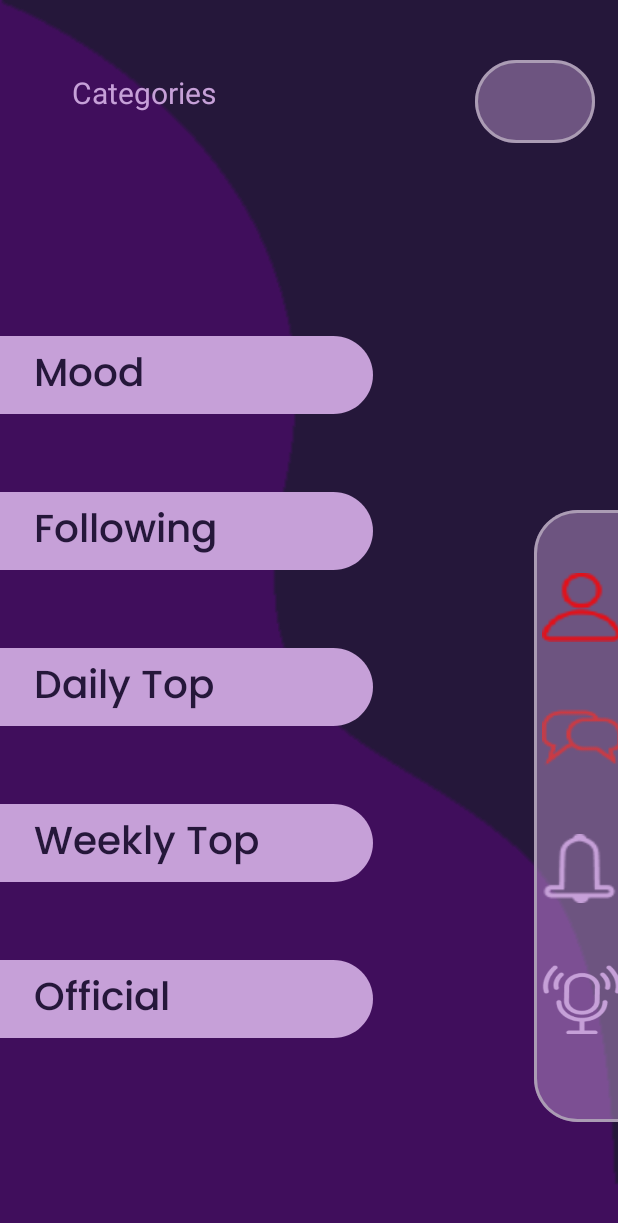
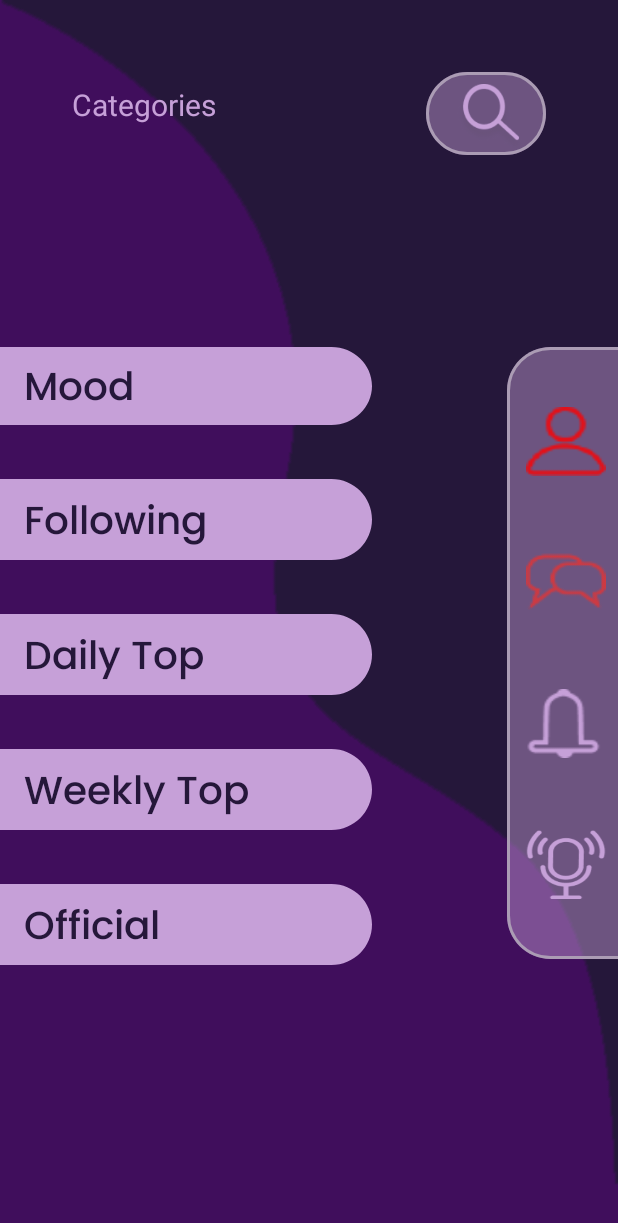
Before and after one commit to ZygisP/SimpleTime, an Android app: the ActivityUserHome screen opened directly, with no data from a screen before it, on a phone screen of 412 x 824 dp. Shown: the top 1223 px of the screen. Run offline under Robolectric (Android 15) with nearby library versions, the phone set to English and light mode, and no system bars; our stand-ins replace Firebase (no records; nobody signed in at launch, a user with empty details on screens opened directly); Roboto replaces fonts that are not available here; 2 statements that could not run were skipped.

Commit message:
User home screen design and UI tweaks

```diff
--- a/SimpleTime/app/src/main/java/com/example/simpletime/uploadVideo.java
+++ b/SimpleTime/app/src/main/java/com/example/simpletime/uploadVideo.java
@@ -108,7 +108,6 @@ public class uploadVideo extends AppCompatActivity {
 
 
 
-
     // choose a video from phone storage
     private void choosevideo() {
         Intent intent = new Intent();
@@ -182,12 +181,12 @@ public class uploadVideo extends AppCompatActivity {
             final StorageReference reference = FirebaseStorage.getInstance().getReference("Videos/" +
                      docName +"."  +  getfiletype(videouri));
             Map<String, Object> video = new HashMap<>();
-            video.put("title", videoName.getText());
+            video.put("title", videoTitle.getText().toString());
+            video.put("description", videoDescription.getText().toString());
             video.put("views", 0);
             video.put("timesRated", 0);
-            video.put("desc", videoDescription.getText().toString());
             video.put("rating", 0);
-            video.put("uploader", fAuth.getCurrentUser().getUid());
+            video.put("uploaderID", fAuth.getCurrentUser().getUid());
             reference.putFile(videouri).addOnSuccessListener(new OnSuccessListener<UploadTask.TaskSnapshot>() {
 
                 @Override
--- /dev/null
+++ b/SimpleTime/app/src/main/res/drawable/filledbuttonshort.xml
@@ -0,0 +1,28 @@
+<?xml version="1.0" encoding="utf-8"?>
+<selector xmlns:android="http://schemas.android.com/apk/res/android" >
+    <item>
+        <vector
+            xmlns:android="http://schemas.android.com/apk/res/android"
+            xmlns:aapt="http://schemas.android.com/aapt"
+            android:width="248dp"
+            android:height="54dp"
+            android:viewportWidth="248"
+            android:viewportHeight="54"
+            >
+
+            <group>
+
+                <clip-path
+                    android:pathData="M27 0H221C235.912 0 248 12.0883 248 27C248 41.9117 235.912 54 221 54H27C12.0883 54 0 41.9117 0 360C0 12.0883 00 0 0 0Z"
+                    />
+
+                <path
+                    android:pathData="M0 0V54H248V0"
+                    android:fillColor="#C6A0D8"
+                    />
+
+            </group>
+
+        </vector>
+    </item>
+</selector>
--- a/SimpleTime/app/src/main/res/drawable/strokebuttonvertical.xml
+++ b/SimpleTime/app/src/main/res/drawable/strokebuttonvertical.xml
@@ -1,9 +1,9 @@
 <vector
     xmlns:android="http://schemas.android.com/apk/res/android"
     xmlns:aapt="http://schemas.android.com/aapt"
-    android:width="110dp"
+    android:width="74dp"
     android:height="408dp"
-    android:viewportWidth="110"
+    android:viewportWidth="74"
     android:viewportHeight="408"
     >
     <group>
--- a/SimpleTime/app/src/main/res/layout/activity_user_control_java.xml
+++ b/SimpleTime/app/src/main/res/layout/activity_user_control_java.xml
@@ -8,7 +8,6 @@
     tools:context=".ActivityLogin"
     tools:layout_editor_absoluteX="0dp"
     tools:layout_editor_absoluteY="-12dp">
-
 
     <Button
         android:id="@+id/upload_btnSave"
@@ -58,6 +57,8 @@
         android:hint="Enter video description"
         android:paddingStart="18dp"
         android:paddingTop="9dp"
+        android:paddingRight="18dp"
+        android:paddingBottom="9dp"
         app:layout_constraintEnd_toEndOf="@+id/upload_textDescription"
         app:layout_constraintHorizontal_bias="0.0"
         app:layout_constraintStart_toStartOf="@+id/upload_textDescription"
--- a/SimpleTime/app/src/main/res/layout/activity_user_home.xml
+++ b/SimpleTime/app/src/main/res/layout/activity_user_home.xml
@@ -9,133 +9,130 @@
     tools:layout_editor_absoluteX="0dp"
     tools:layout_editor_absoluteY="-14dp">
 
+
     <Button
         android:id="@+id/userHome_btnMood"
         style="@style/log_in"
-        android:layout_width="290dp"
-        android:layout_height="54dp"
-        android:layout_marginTop="224dp"
-        android:layout_marginEnd="164dp"
-        android:background="@drawable/filledbutton"
+        android:layout_width="248dp"
+        android:layout_height="52dp"
+        android:layout_marginTop="56dp"
+        android:background="@drawable/filledbuttonshort"
         android:elevation="4dp"
         android:fontFamily="@font/poppins_medium"
-        android:paddingStart="64dp"
+
+        android:paddingStart="16dp"
+        android:paddingTop="6dp"
         android:text="@string/mood"
         android:textAlignment="viewStart"
         android:textAppearance="@style/log_in"
         app:backgroundTint="@null"
-        app:layout_constraintEnd_toEndOf="parent"
-        app:layout_constraintTop_toTopOf="parent" />
-
+        app:layout_constraintStart_toStartOf="parent"
+        app:layout_constraintTop_toBottomOf="@+id/userHome_userGreeting" />
 
     <Button
         android:id="@+id/userHome_btnMoodFollowing"
         style="@style/log_in"
-        android:layout_width="290dp"
+        android:layout_width="248dp"
         android:layout_height="54dp"
-        android:layout_marginTop="328dp"
-        android:layout_marginEnd="164dp"
-        android:background="@drawable/filledbutton"
+        android:layout_marginTop="36dp"
+        android:background="@drawable/filledbuttonshort"
         android:elevation="4dp"
         android:fontFamily="@font/poppins_medium"
-        android:paddingStart="64dp"
+        android:paddingStart="16dp"
+        android:paddingTop="6dp"
         android:text="@string/following"
         android:textAlignment="viewStart"
         android:textAppearance="@style/log_in"
         app:backgroundTint="@null"
-        app:layout_constraintEnd_toEndOf="parent"
-        app:layout_constraintTop_toTopOf="parent" />
+        app:layout_constraintStart_toStartOf="parent"
+        app:layout_constraintTop_toBottomOf="@+id/userHome_btnMood" />
+
 
     <Button
         android:id="@+id/userHome_btnMoodDailytop"
         style="@style/log_in"
-        android:layout_width="290dp"
+        android:layout_width="248dp"
         android:layout_height="54dp"
-        android:layout_marginTop="432dp"
-        android:layout_marginEnd="164dp"
-        android:background="@drawable/filledbutton"
+        android:layout_marginTop="36dp"
+        android:background="@drawable/filledbuttonshort"
         android:elevation="4dp"
         android:fontFamily="@font/poppins_medium"
-        android:paddingStart="64dp"
+        android:paddingStart="16dp"
+        android:paddingTop="6dp"
         android:text="@string/dailytop"
         android:textAlignment="viewStart"
         android:textAppearance="@style/log_in"
         app:backgroundTint="@null"
-        app:layout_constraintEnd_toEndOf="parent"
-        app:layout_constraintTop_toTopOf="parent" />
-
+        app:layout_constraintStart_toStartOf="parent"
+        app:layout_constraintTop_toBottomOf="@+id/userHome_btnMoodFollowing" />
 
     <Button
         android:id="@+id/userHome_btnWeeklytop"
         style="@style/log_in"
-        android:layout_width="290dp"
+        android:layout_width="248dp"
         android:layout_height="54dp"
-        android:layout_marginTop="536dp"
-        android:layout_marginEnd="164dp"
-        android:background="@drawable/filledbutton"
+        android:layout_marginTop="36dp"
+        android:background="@drawable/filledbuttonshort"
         android:elevation="4dp"
         android:fontFamily="@font/poppins_medium"
-        android:paddingStart="64dp"
+        android:paddingStart="16dp"
+        android:paddingTop="6dp"
         android:text="@string/weeklytop"
         android:textAlignment="viewStart"
         android:textAppearance="@style/log_in"
         app:backgroundTint="@null"
-        app:layout_constraintEnd_toEndOf="parent"
-        app:layout_constraintTop_toTopOf="parent" />
-
+        app:layout_constraintStart_toStartOf="parent"
+        app:layout_constraintTop_toBottomOf="@+id/userHome_btnMoodDailytop" />
 
     <Button
         android:id="@+id/userHome_btnOfficial"
         style="@style/log_in"
-        android:layout_width="290dp"
+        android:layout_width="248dp"
         android:layout_height="54dp"
-        android:layout_marginTop="640dp"
-        android:layout_marginEnd="164dp"
-        android:background="@drawable/filledbutton"
+        android:layout_marginTop="36dp"
+        android:background="@drawable/filledbuttonshort"
         android:elevation="4dp"
         android:fontFamily="@font/poppins_medium"
-        android:paddingStart="64dp"
+        android:paddingStart="16dp"
+        android:paddingTop="6dp"
         android:text="@string/official"
         android:textAlignment="viewStart"
         android:textAppearance="@style/log_in"
         app:backgroundTint="@null"
-        app:layout_constraintEnd_toEndOf="parent"
-        app:layout_constraintTop_toTopOf="parent" />
+        app:layout_constraintStart_toStartOf="parent"
+        app:layout_constraintTop_toBottomOf="@+id/userHome_btnWeeklytop" />
 
     <ImageView
         android:id="@+id/userHome_sidebar"
         android:layout_width="wrap_content"
         android:layout_height="wrap_content"
-        android:layout_marginStart="356dp"
-        app:layout_constraintBottom_toBottomOf="parent"
-        app:layout_constraintStart_toStartOf="parent"
-        app:layout_constraintTop_toTopOf="parent"
-        app:layout_constraintVertical_bias="0.817"
+        android:layout_marginTop="128dp"
+        app:layout_constraintEnd_toEndOf="parent"
+        app:layout_constraintTop_toBottomOf="@+id/userHome_btnSearch"
         app:srcCompat="@drawable/strokebuttonvertical" />
 
     <TextView
         android:id="@+id/userHome_userGreeting"
-        android:layout_width="192dp"
-        android:layout_height="63dp"
-        android:layout_marginTop="124dp"
-        android:gravity="center_horizontal|top"
+        android:layout_width="206dp"
+        android:layout_height="53dp"
+
+        android:layout_marginTop="32dp"
         android:text="@string/usergreet"
         android:textAppearance="@style/categories"
-        app:layout_constraintEnd_toEndOf="parent"
-        app:layout_constraintHorizontal_bias="0.101"
-        app:layout_constraintStart_toStartOf="parent"
-        app:layout_constraintTop_toTopOf="parent" />
+        app:layout_constraintEnd_toEndOf="@+id/userHome_categories"
+        app:layout_constraintHorizontal_bias="0.428"
+        app:layout_constraintStart_toStartOf="@+id/userHome_categories"
+        app:layout_constraintTop_toBottomOf="@+id/userHome_categories" />
 
     <TextView
         android:id="@+id/userHome_categories"
         android:layout_width="192dp"
-        android:layout_height="63dp"
-        android:layout_marginTop="48dp"
-        android:gravity="center_horizontal|top"
+        android:layout_height="34dp"
+        android:layout_marginStart="48dp"
+
+        android:layout_marginTop="56dp"
         android:text="@string/categories"
         android:textAppearance="@style/categories"
-        app:layout_constraintEnd_toEndOf="parent"
-        app:layout_constraintHorizontal_bias="0.0"
         app:layout_constraintStart_toStartOf="parent"
         app:layout_constraintTop_toTopOf="parent" />
 
@@ -143,12 +140,10 @@
         android:id="@+id/userHome_btnSearch"
         android:layout_width="80dp"
         android:layout_height="55dp"
-        android:layout_marginTop="40dp"
+        android:layout_marginTop="48dp"
+        android:layout_marginEnd="48dp"
         android:background="@drawable/strokebuttonsmall"
-        android:text=""
         app:layout_constraintEnd_toEndOf="parent"
-        app:layout_constraintHorizontal_bias="0.954"
-        app:layout_constraintStart_toStartOf="parent"
         app:layout_constraintTop_toTopOf="parent" />
 
     <Button
@@ -156,10 +151,12 @@
         android:layout_width="53dp"
         android:layout_height="46dp"
         android:layout_marginStart="5dp"
-        android:layout_marginTop="42dp"
+        android:layout_marginTop="40dp"
         android:background="@drawable/usericon"
         android:scaleX="1"
         android:scaleY="1"
+        app:layout_constraintEnd_toEndOf="parent"
+        app:layout_constraintHorizontal_bias="0.466"
         app:layout_constraintStart_toStartOf="@+id/userHome_sidebar"
         app:layout_constraintTop_toTopOf="@+id/userHome_sidebar" />
 
@@ -167,39 +164,51 @@
         android:id="@+id/button13"
         android:layout_width="53dp"
         android:layout_height="46dp"
-        android:layout_marginStart="5dp"
-        android:layout_marginTop="129dp"
-        android:layout_marginBottom="233dp"
+        android:layout_marginTop="48dp"
         android:background="@drawable/maskgroup"
         android:scaleX="1"
         android:scaleY="1"
-        app:layout_constraintBottom_toBottomOf="@+id/userHome_sidebar"
-        app:layout_constraintStart_toStartOf="@+id/userHome_sidebar"
-        app:layout_constraintTop_toTopOf="@+id/userHome_sidebar" />
+        app:layout_constraintEnd_toEndOf="@+id/button5"
+        app:layout_constraintHorizontal_bias="0.0"
+        app:layout_constraintStart_toStartOf="@+id/button5"
+        app:layout_constraintTop_toBottomOf="@+id/button5" />
 
     <Button
         android:id="@+id/button15"
         android:layout_width="53dp"
         android:layout_height="46dp"
-        android:layout_marginStart="5dp"
-        android:layout_marginTop="216dp"
+        android:layout_marginTop="48dp"
         android:background="@drawable/notifications"
         android:scaleX="1"
         android:scaleY="1"
-        app:layout_constraintStart_toStartOf="@+id/userHome_sidebar"
-        app:layout_constraintTop_toTopOf="@+id/userHome_sidebar" />
+        app:layout_constraintEnd_toEndOf="@+id/button13"
+        app:layout_constraintHorizontal_bias="1.0"
+        app:layout_constraintStart_toStartOf="@+id/button13"
+        app:layout_constraintTop_toBottomOf="@+id/button13" />
 
     <Button
         android:id="@+id/button16"
         android:layout_width="53dp"
         android:layout_height="46dp"
-        android:layout_marginStart="5dp"
-        android:layout_marginTop="303dp"
+        android:layout_marginTop="48dp"
         android:background="@drawable/podcast"
         android:scaleX="1"
         android:scaleY="1"
-        app:layout_constraintStart_toStartOf="@+id/userHome_sidebar"
-        app:layout_constraintTop_toTopOf="@+id/userHome_sidebar" />
+        app:layout_constraintEnd_toEndOf="@+id/button15"
+        app:layout_constraintHorizontal_bias="0.0"
+        app:layout_constraintStart_toStartOf="@+id/button15"
+        app:layout_constraintTop_toBottomOf="@+id/button15" />
+
+    <ImageView
+        android:id="@+id/imageView9"
+        android:layout_width="54dp"
+        android:layout_height="46dp"
+        android:layout_marginTop="8dp"
+        android:src="@drawable/img"
+        app:layout_constraintEnd_toEndOf="@+id/userHome_btnSearch"
+        app:layout_constraintHorizontal_bias="0.653"
+        app:layout_constraintStart_toStartOf="@+id/userHome_btnSearch"
+        app:layout_constraintTop_toTopOf="@+id/userHome_btnSearch" />
 
 
 </androidx.constraintlayout.widget.ConstraintLayout>
--- a/SimpleTime/app/src/main/res/layout/activity_user_profile.xml
+++ b/SimpleTime/app/src/main/res/layout/activity_user_profile.xml
@@ -15,6 +15,7 @@
         android:layout_width="match_parent"
         android:layout_height="wrap_content"
         tools:context=".ActivityUserProfile">
+
 
         <Button
             android:id="@+id/userProfile_editAge"
```
Also changed, not shown: SimpleTime/app/build.gradle (+13 -12 lines), 1 other file.
